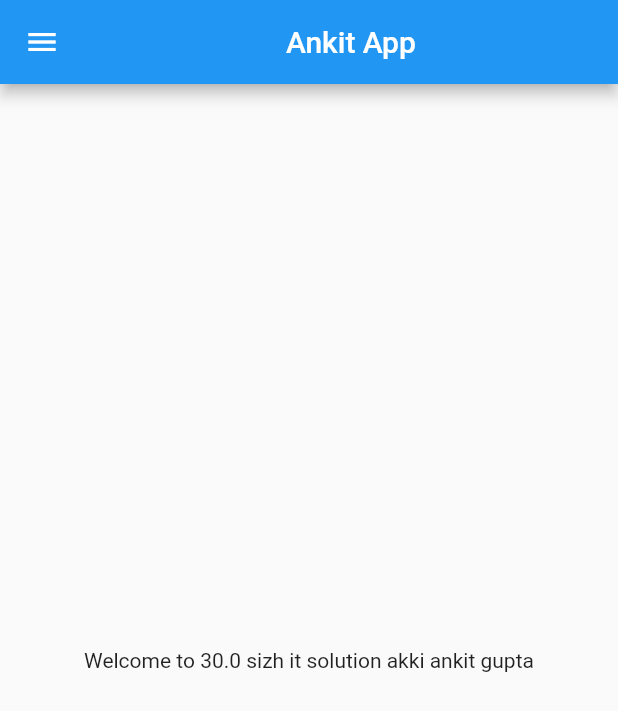
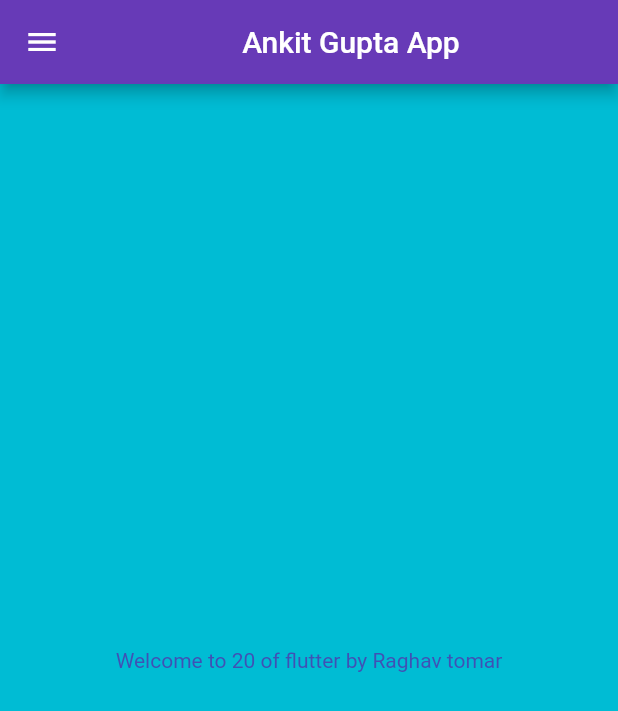
Before and after one commit to akkiftp/flutter_new_project, a Flutter app: the screen it shows after launch, on a phone screen of 412 x 824 dp. Shown: the top 711 px of the screen. Run offline on Flutter 3.47's test engine with Material 2 defaults, Android fonts, the phone set to English and light mode, and no system bars.

Commit message:
Day3 complited

```diff
--- a/lib/home_page.dart
+++ /dev/null
@@ -1,21 +0,0 @@
-import 'package:flutter/material.dart';
-
-class Homepage extends StatelessWidget {
-  double day = 30;
-  String name = "ankit gupta";
-
-  @override
-  Widget build(BuildContext context) {
-    return Scaffold(
-      appBar: AppBar(
-        title: Center(child: Text("Ankit App")),
-      ),
-      body: Center(
-        child: Container(
-          child: Text("Welcome to ${day} sizh it solution akki $name"),
-        ),
-      ),
-      drawer: Drawer(),
-    );
-  }
-}
--- a/lib/main.dart
+++ b/lib/main.dart
@@ -1,5 +1,6 @@
 import 'package:flutter/material.dart';
-import 'package:flutter_new_project/home_page.dart';
+import 'package:flutter_new_project/pages/Home_page.dart';
+import 'package:flutter_new_project/pages/login_page.dart';
 
 void main() {
   runApp(MyApp());
@@ -10,10 +11,18 @@ class MyApp extends StatelessWidget {
 
   @override
   Widget build(BuildContext context) {
-
-
     return MaterialApp(
-        home: Homepage(),
-        );
+      themeMode: ThemeMode.light,
+      theme: ThemeData(primarySwatch: Colors.deepPurple),
+      darkTheme: ThemeData(
+        brightness: Brightness.dark,
+      ),
+      initialRoute: "/home",
+      routes: {
+        "/": (context) => LoginPage(),
+        "/home": (context) => Homepage(),
+        '/login': (context) => LoginPage(),
+      },
+    );
   }
 }
--- /dev/null
+++ b/lib/pages/Home_page.dart
@@ -0,0 +1,25 @@
+import 'package:flutter/material.dart';
+
+class Homepage extends StatelessWidget {
+  final int Days = 20;
+  final String name1 = "Ankit Gupta";
+  final String name2 = "Raghav tomar";
+
+  @override
+  Widget build(BuildContext context) {
+    return Scaffold(
+      appBar: AppBar(
+        title: Center(child: Text("Ankit Gupta App")),
+      ),
+      body: Center(
+          child: Text(
+        "Welcome to $Days of flutter by $name2",
+        style: TextStyle(
+          color: Colors.indigo,
+        ),
+      )),
+      drawer: Drawer(),
+      backgroundColor: Colors.cyan,
+    );
+  }
+}
--- /dev/null
+++ b/lib/pages/login_page.dart
@@ -0,0 +1,17 @@
+import 'package:flutter/material.dart';
+
+class LoginPage extends StatelessWidget {
+  @override
+  Widget build(BuildContext context) {
+    return Material(
+      child: Center(
+        child: Text(
+          "Login Page",
+          style: TextStyle(
+              fontSize: 20, color: Colors.blue, fontWeight: FontWeight.bold),
+
+        ),
+      ),
+    );
+  }
+}
```
